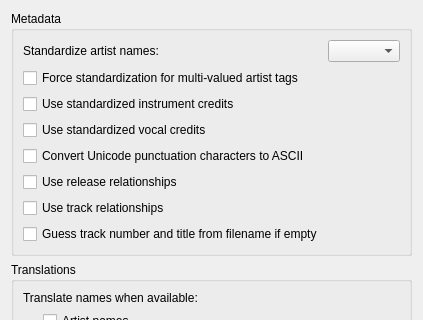
This is ui/options_metadata.ui in metabrainz/picard as Qt 5 draws it before an edit; both pictures show x 0 to 423 and y 0 to 320 of the 423 by 726 pixel window. The edited form follows.
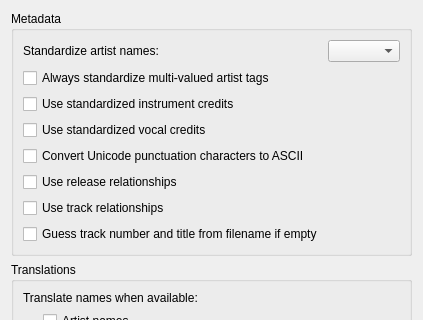
This is the edited form.

What changed in the file:
```diff
--- a/ui/options_metadata.ui
+++ b/ui/options_metadata.ui
@@ -56,7 +56,7 @@
       <item>
        <widget class="QCheckBox" name="force_standardize_multivalue_artist">
         <property name="text">
-         <string>Force standardization for multi-valued artist tags</string>
+         <string>Always standardize multi-valued artist tags</string>
         </property>
        </widget>
       </item>
```
Left out of the diff: 2 changed lines with no effect on the pictures.
